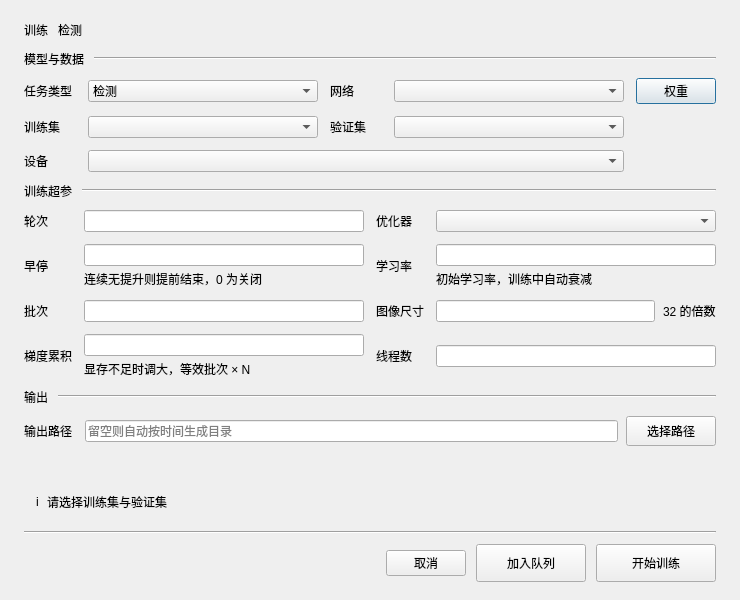
The window that ui/train.ui (pythondever/easy_trainer) describes before a commit, drawn with Qt 5.
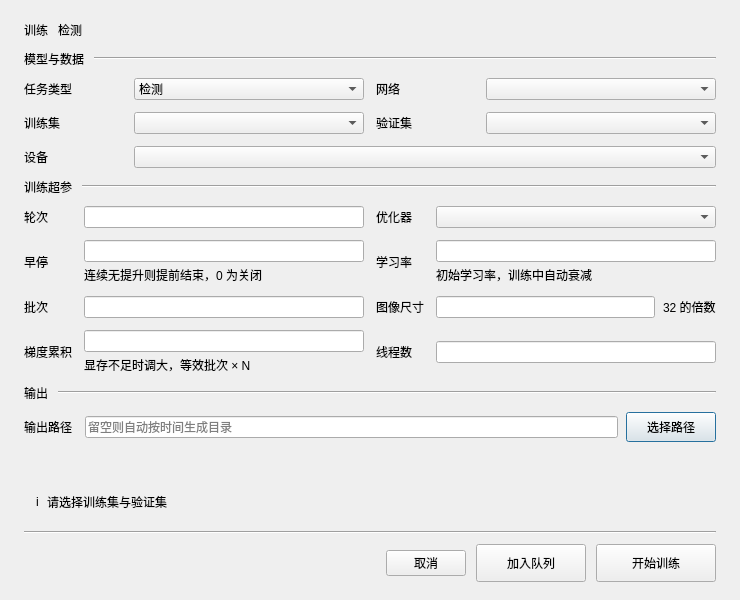
The same window after the commit.

Patch:
```diff
--- a/ui/train.ui
+++ b/ui/train.ui
@@ -169,13 +169,6 @@
           <item row="0" column="3">
             <widget class="QComboBox" name="network_combo" />
           </item>
-          <item row="0" column="4">
-            <widget class="QPushButton" name="weight_btn">
-              <property name="text">
-                <string>权重</string>
-              </property>
-            </widget>
-          </item>
           <item row="1" column="0">
             <widget class="QLabel" name="dataset_label">
               <property name="text">
```
